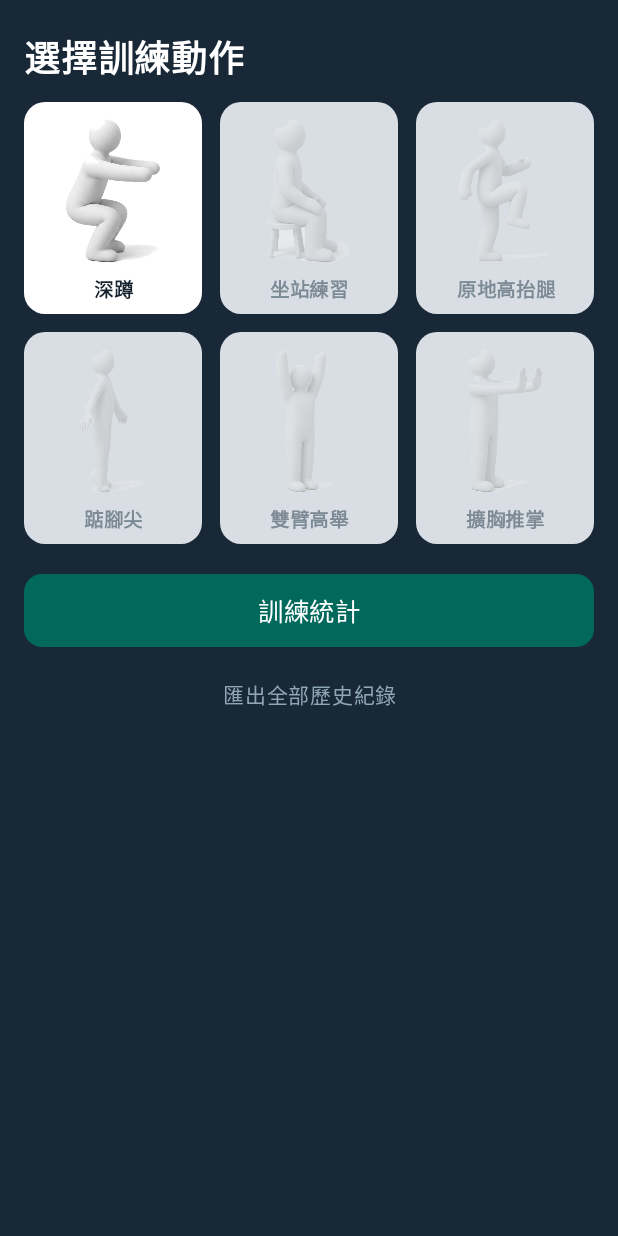
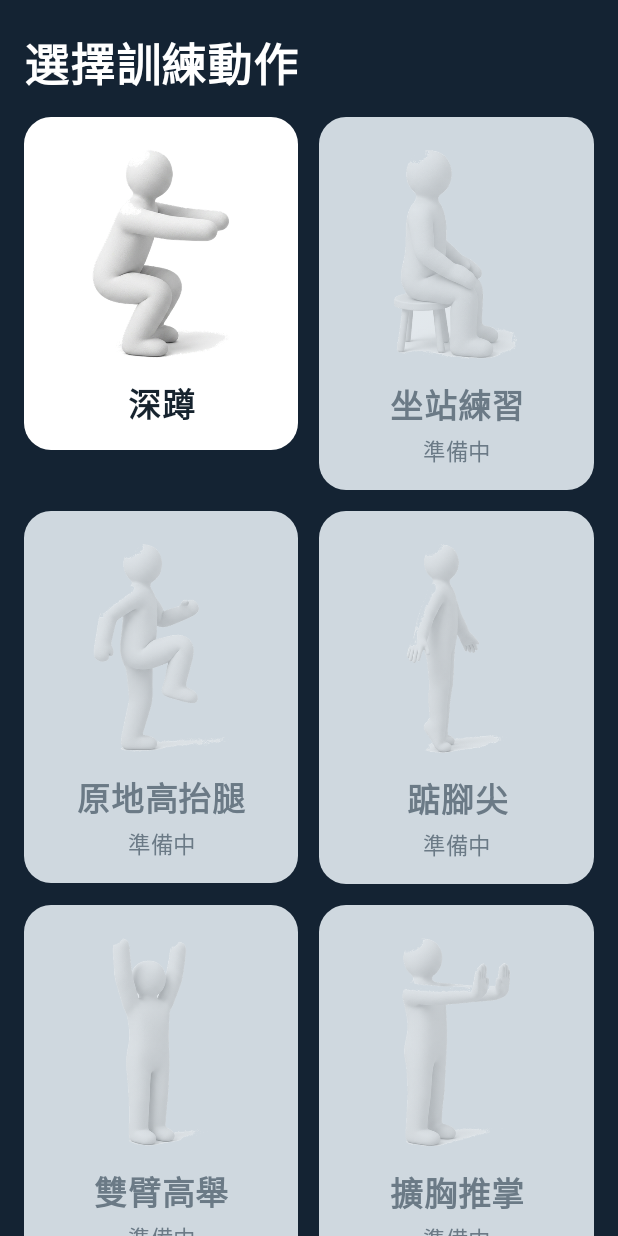
Before and after one commit to jackaltsai/Squat, an Android app built with Jetpack Compose: the composable ExercisePicker shown on its own in the app's theme, on a phone screen of 412 x 824 dp. Run offline under Robolectric (Android 15) with nearby library versions, the phone set to English and light mode, and no system bars; libraries missing offline, so code that uses them is left out: androidx.camera.core, androidx.camera.lifecycle, androidx.camera.view; 4 statements that could not run were skipped.

Commit message:
Enlarge the exercise picker for older users
Labels were 13sp and the "準備中" tag 10sp, which is small for anyone and
hard work for the intended users. Two columns instead of three widens each
card by about half, so the figure and the text both grow with it; the label
goes to 22sp and the title to 30sp.

The card height is no longer fixed. aspectRatio plus maxLines = 1 meant
that a user who had turned the system font scale up — exactly the user this
screen is for — would get the same text clipped rather than enlarged, so
enlarging it in the code would have achieved nothing for them. Cards now
grow with their content.

This pushes the page past a typical screen, so it scrolls a little. Clear
text was the thing asked for; if fitting on one screen matters more, the
icon aspect is the knob.

guidance and safetyNote existed on every exercise and were read by nothing.
They now appear on the stand-calibration screen rather than on the cards:
on the grid they would be six blocks of text to scan past, whereas at the
moment the exercise has just been chosen they answer what to actually do.

Co-Authored-By: Claude Opus 5 <noreply@anthropic.com>
Claude-Session: https://claude.ai/code/session_01Lu4t6XxFbXfkkoSeneRdSX

```diff
--- a/app/src/main/java/com/heartchen/squat/squat/ExercisePicker.kt
+++ b/app/src/main/java/com/heartchen/squat/squat/ExercisePicker.kt
@@ -27,7 +27,7 @@ import androidx.compose.ui.unit.dp
 import androidx.compose.ui.unit.sp
 
 private val SCRIM = Color(0xFF0B1B2B)
-private val MUTED = Color(0xFF8FA6B6)
+private val MUTED = Color(0xFFB4C6D4)
 
 /**
  * 卡片底色刻意是淺色的。
@@ -37,12 +37,18 @@ private val MUTED = Color(0xFF8FA6B6)
  * 要一路修圖才壓得下來；順著素材用淺底則什麼都不必做。
  */
 private val CARD_ENABLED = Color(0xFFFFFFFF)
-private val CARD_DISABLED = Color(0xFFD8DEE3)
+private val CARD_DISABLED = Color(0xFFCFD8DF)
 private val LABEL_ENABLED = Color(0xFF16232E)
-private val LABEL_DISABLED = Color(0xFF7C8A95)
+private val LABEL_DISABLED = Color(0xFF6B7A86)
 
 /**
- * 起始畫面：動作選擇格線（每列三格）。
+ * 起始畫面：動作選擇格線。
+ *
+ * **主要使用者是長者，所有尺寸都往大的調：**
+ * - 每列兩格而非三格。六個動作排成 2×3，卡片寬度比三欄時大 5 成，圖示與文字跟著放大。
+ * - 卡片高度**不寫死**（不用 aspectRatio），由內容撐開。長輩常把系統字級調大，
+ *   若固定高度又限制行數，放大字級只會讓文字被截斷，等於沒有放大。
+ * - 文字一律 `sp`，跟著系統字級一起放大。
  *
  * 尚未實作偵測的動作仍然顯示，但整格變淡並標示「準備中」——
  * 直接隱藏會讓使用者不知道還有哪些動作；讓它可點進去卻毫無反應，
@@ -58,26 +64,26 @@ fun ExercisePicker(
     Box(
         modifier = modifier
             .fillMaxSize()
-            .background(SCRIM.copy(alpha = 0.94f))
+            .background(SCRIM.copy(alpha = 0.96f))
     ) {
         Column(
             modifier = Modifier
                 .fillMaxSize()
                 .verticalScroll(rememberScrollState())
                 .padding(horizontal = 16.dp, vertical = 20.dp),
-            verticalArrangement = Arrangement.spacedBy(12.dp)
+            verticalArrangement = Arrangement.spacedBy(14.dp)
         ) {
             Text(
                 text = "選擇訓練動作",
                 color = Color.White,
-                fontSize = 24.sp,
+                fontSize = 30.sp,
                 fontWeight = FontWeight.Bold
             )
 
-            ExerciseType.GRID_ORDER.chunked(3).forEach { row ->
+            ExerciseType.GRID_ORDER.chunked(2).forEach { row ->
                 Row(
                     modifier = Modifier.fillMaxWidth(),
-                    horizontalArrangement = Arrangement.spacedBy(12.dp)
+                    horizontalArrangement = Arrangement.spacedBy(14.dp)
                 ) {
                     row.forEach { type ->
                         ExerciseCard(
@@ -86,30 +92,33 @@ fun ExercisePicker(
                             modifier = Modifier.weight(1f)
                         )
                     }
+                    // 動作數為奇數時補一個等寬空格，最後一張才不會被撐成整列寬
+                    if (row.size == 1) Box(Modifier.weight(1f))
                 }
             }
 
             Text(
                 text = "訓練統計",
                 color = Color.White,
-                fontSize = 17.sp,
+                fontSize = 22.sp,
+                fontWeight = FontWeight.Bold,
                 textAlign = TextAlign.Center,
                 modifier = Modifier
                     .fillMaxWidth()
-                    .padding(top = 8.dp)
-                    .background(Color(0xFF00695C), RoundedCornerShape(12.dp))
+                    .padding(top = 10.dp)
+                    .background(Color(0xFF00695C), RoundedCornerShape(14.dp))
                     .clickable { onShowStats() }
-                    .padding(vertical = 12.dp)
+                    .padding(vertical = 18.dp)
             )
             Text(
                 text = "匯出全部歷史紀錄",
                 color = MUTED,
-                fontSize = 14.sp,
+                fontSize = 16.sp,
                 textAlign = TextAlign.Center,
                 modifier = Modifier
                     .fillMaxWidth()
                     .clickable { onExportAll() }
-                    .padding(vertical = 8.dp)
+                    .padding(vertical = 14.dp)
             )
         }
     }
@@ -125,44 +134,37 @@ private fun ExerciseCard(
 
     Column(
         modifier = modifier
-            .aspectRatio(0.84f)
-            .background(if (enabled) CARD_ENABLED else CARD_DISABLED, RoundedCornerShape(14.dp))
+            .background(if (enabled) CARD_ENABLED else CARD_DISABLED, RoundedCornerShape(18.dp))
             .clickable(enabled = enabled) { onClick() }
-            .padding(6.dp),
-        horizontalAlignment = Alignment.CenterHorizontally,
-        verticalArrangement = Arrangement.Center
+            .padding(horizontal = 10.dp, vertical = 14.dp),
+        horizontalAlignment = Alignment.CenterHorizontally
     ) {
-        Box(
+        Image(
+            painter = painterResource(type.iconRes),
+            contentDescription = type.label,
+            contentScale = ContentScale.Fit,
+            // 停用態用降透明度而非套灰色濾鏡：人偶的立體感全靠明暗層次，
+            // 一律染成同一個灰會把它壓成剪影，反而看不出是什麼動作。
+            alpha = if (enabled) 1f else 0.4f,
             modifier = Modifier
                 .fillMaxWidth()
-                .aspectRatio(1f),
-            contentAlignment = Alignment.Center
-        ) {
-            Image(
-                painter = painterResource(type.iconRes),
-                contentDescription = type.label,
-                contentScale = ContentScale.Fit,
-                // 停用態用降透明度而非套灰色濾鏡：人偶的立體感全靠明暗層次，
-                // 一律染成同一個灰會把它壓成剪影，反而看不出是什麼動作。
-                alpha = if (enabled) 1f else 0.35f,
-                modifier = Modifier.fillMaxSize()
-            )
-        }
+                .aspectRatio(1.05f)
+        )
         Text(
             text = type.label,
             color = if (enabled) LABEL_ENABLED else LABEL_DISABLED,
-            fontSize = 13.sp,
+            fontSize = 22.sp,
             fontWeight = FontWeight.Bold,
             textAlign = TextAlign.Center,
-            maxLines = 1
+            modifier = Modifier.padding(top = 6.dp)
         )
         if (!enabled) {
             Text(
                 text = "準備中",
                 color = LABEL_DISABLED,
-                fontSize = 10.sp,
+                fontSize = 15.sp,
                 textAlign = TextAlign.Center,
-                maxLines = 1
+                modifier = Modifier.padding(top = 2.dp)
             )
         }
     }
```
Also changed, not shown: app/src/main/java/com/heartchen/squat/camera/PoseDetectionScreen.kt (+34 -8 lines), 1 other file.
